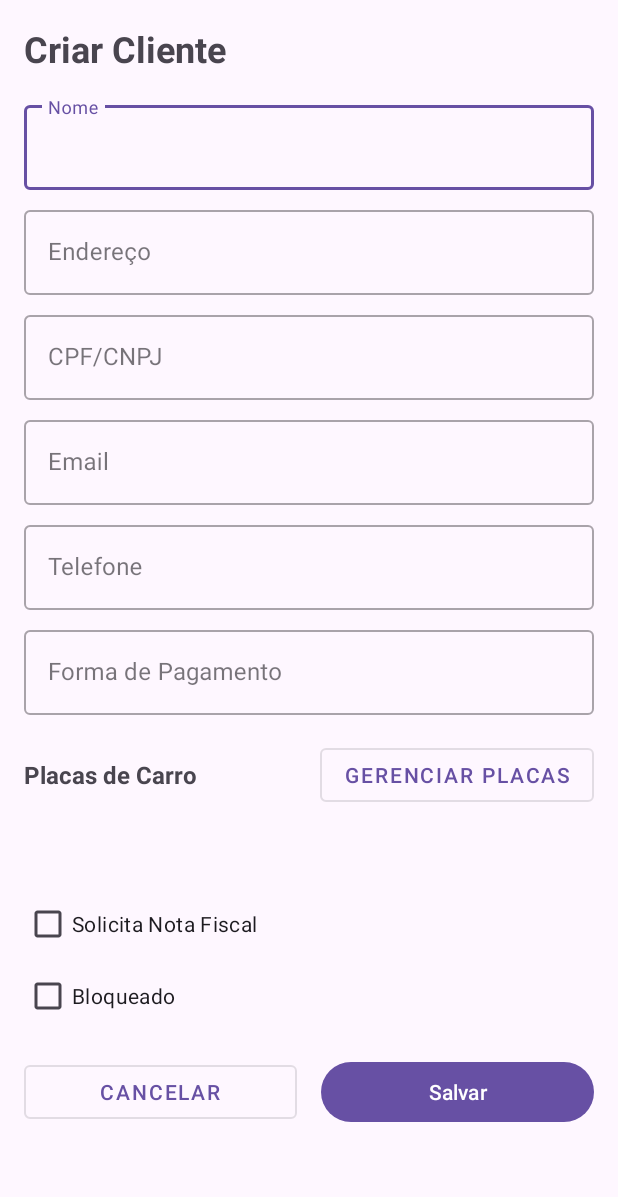
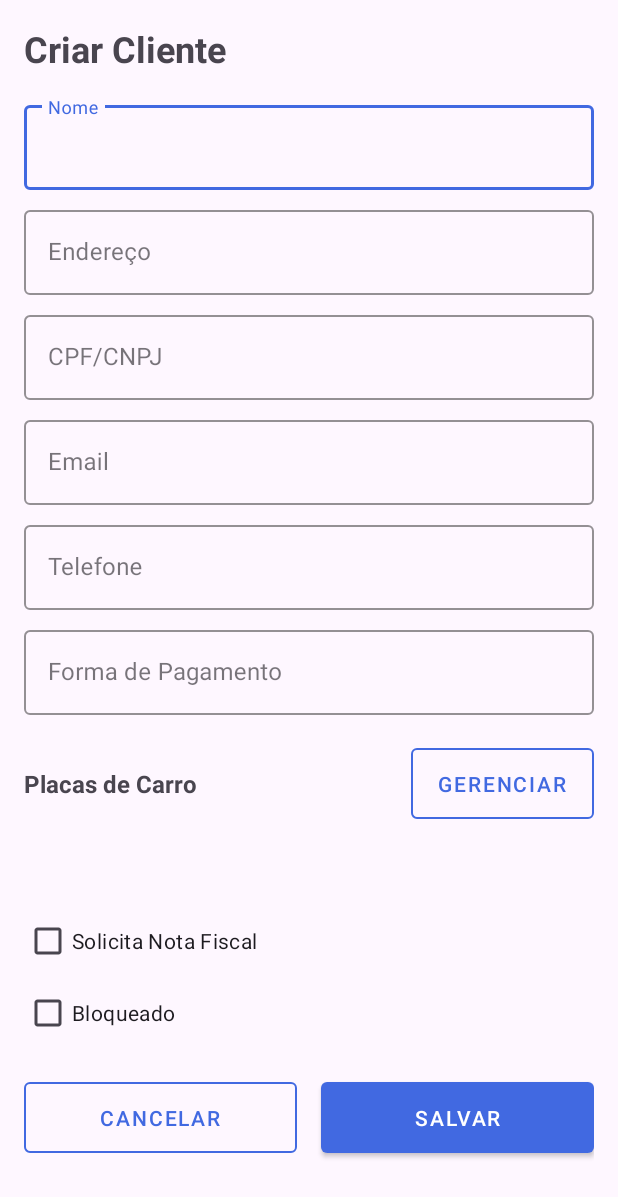
Before and after one commit to GVE14/app-tuba, an Android app: the ClientFormActivity screen opened directly, with no data from a screen before it, on a phone screen of 412 x 824 dp. Shown: the top 1197 px of the screen. Run offline under Robolectric (Android 15) with nearby library versions, the phone set to English and light mode, and no system bars; our stand-ins replace Firebase (no records; nobody signed in at launch, a user with empty details on screens opened directly).

Commit message:
Atualização de Layout

```diff
--- a/app/src/main/java/com/app/tuba/MainActivity.java
+++ b/app/src/main/java/com/app/tuba/MainActivity.java
@@ -16,7 +16,6 @@ public class MainActivity extends AppCompatActivity {
 
     private static final String EXTRA_MODE = "MODE";
     private static final String MODE_CREATE = "CREATE";
-    private static final String MODE_UPDATE = "UPDATE";
 
     private Button createClientButton, searchClientButton, updateClientButton;
 
@@ -33,18 +32,13 @@ public class MainActivity extends AppCompatActivity {
     private void initializeUI() {
         // Componentes da UI
         TextView mainTitleTextView = findViewById(R.id.mainTitleTextView);
-        TextView clientSectionTitleTextView = findViewById(R.id.clientSectionTitleTextView);
         createClientButton = findViewById(R.id.createClientButton);
-        updateClientButton = findViewById(R.id.updateClientButton);
         searchClientButton = findViewById(R.id.searchClientButton);
     }
 
     private void setupButtonListeners() {
         // Botão para criar cliente
         createClientButton.setOnClickListener(v -> navigateToClientForm(MODE_CREATE));
-
-        // Botão para atualizar cliente
-        updateClientButton.setOnClickListener(v -> navigateToClientForm(MODE_UPDATE));
 
         // Botão para buscar cliente
         searchClientButton.setOnClickListener(v -> navigateToClientSearch());
--- a/app/src/main/res/layout/activity_client_details.xml
+++ b/app/src/main/res/layout/activity_client_details.xml
@@ -173,6 +173,7 @@
 
         <Button
             android:id="@+id/editButton"
+            style="@style/PrimaryButton"
             android:layout_width="0dp"
             android:layout_height="wrap_content"
             android:layout_marginEnd="8dp"
@@ -181,10 +182,10 @@
 
         <Button
             android:id="@+id/deleteButton"
-            style="@style/Widget.MaterialComponents.Button.OutlinedButton"
+            style="@style/SecondaryButton"
             android:layout_width="0dp"
             android:layout_height="wrap_content"
-            android:layout_marginStart="8dp"
+            android:layout_marginStart="6dp"
             android:layout_weight="1"
             android:text="@string/client_deleted" />
     </LinearLayout>
--- a/app/src/main/res/layout/activity_client_form.xml
+++ b/app/src/main/res/layout/activity_client_form.xml
@@ -22,7 +22,7 @@
             android:textStyle="bold" />
 
         <com.google.android.material.textfield.TextInputLayout
-            style="@style/Widget.MaterialComponents.TextInputLayout.OutlinedBox"
+            style="@style/TextInputLayout"
             android:layout_width="match_parent"
             android:layout_height="wrap_content"
             android:layout_marginBottom="8dp"
@@ -36,7 +36,7 @@
         </com.google.android.material.textfield.TextInputLayout>
 
         <com.google.android.material.textfield.TextInputLayout
-            style="@style/Widget.MaterialComponents.TextInputLayout.OutlinedBox"
+            style="@style/TextInputLayout"
             android:layout_width="match_parent"
             android:layout_height="wrap_content"
             android:layout_marginBottom="8dp"
@@ -50,7 +50,7 @@
         </com.google.android.material.textfield.TextInputLayout>
 
         <com.google.android.material.textfield.TextInputLayout
-            style="@style/Widget.MaterialComponents.TextInputLayout.OutlinedBox"
+            style="@style/TextInputLayout"
             android:layout_width="match_parent"
             android:layout_height="wrap_content"
             android:layout_marginBottom="8dp"
@@ -64,7 +64,7 @@
         </com.google.android.material.textfield.TextInputLayout>
 
         <com.google.android.material.textfield.TextInputLayout
-            style="@style/Widget.MaterialComponents.TextInputLayout.OutlinedBox"
+            style="@style/TextInputLayout"
             android:layout_width="match_parent"
             android:layout_height="wrap_content"
             android:layout_marginBottom="8dp"
@@ -78,7 +78,7 @@
         </com.google.android.material.textfield.TextInputLayout>
 
         <com.google.android.material.textfield.TextInputLayout
-            style="@style/Widget.MaterialComponents.TextInputLayout.OutlinedBox"
+            style="@style/TextInputLayout"
             android:layout_width="match_parent"
             android:layout_height="wrap_content"
             android:layout_marginBottom="8dp"
@@ -92,7 +92,7 @@
         </com.google.android.material.textfield.TextInputLayout>
 
         <com.google.android.material.textfield.TextInputLayout
-            style="@style/Widget.MaterialComponents.TextInputLayout.OutlinedBox"
+            style="@style/TextInputLayout"
             android:layout_width="match_parent"
             android:layout_height="wrap_content"
             android:layout_marginBottom="16dp"
@@ -123,7 +123,7 @@
 
             <Button
                 android:id="@+id/managePlatesButton"
-                style="@style/Widget.MaterialComponents.Button.OutlinedButton"
+                style="@style/SecondaryButton"
                 android:layout_width="wrap_content"
                 android:layout_height="wrap_content"
                 android:text="@string/manage_car_plates" />
@@ -163,7 +163,7 @@
 
             <Button
                 android:id="@+id/cancelButton"
-                style="@style/Widget.MaterialComponents.Button.OutlinedButton"
+                style="@style/SecondaryButton"
                 android:layout_width="0dp"
                 android:layout_height="wrap_content"
                 android:layout_marginEnd="8dp"
@@ -172,6 +172,7 @@
 
             <Button
                 android:id="@+id/saveButton"
+                style="@style/PrimaryButton"
                 android:layout_width="0dp"
                 android:layout_height="wrap_content"
                 android:layout_marginStart="8dp"
--- a/app/src/main/res/mipmap-anydpi/ic_launcher.xml
+++ /dev/null
@@ -1,6 +0,0 @@
-<?xml version="1.0" encoding="utf-8"?>
-<adaptive-icon xmlns:android="http://schemas.android.com/apk/res/android">
-    <background android:drawable="@drawable/ic_launcher_background" />
-    <foreground android:drawable="@drawable/ic_launcher_foreground" />
-    <monochrome android:drawable="@drawable/ic_launcher_foreground" />
-</adaptive-icon>
--- a/app/src/main/res/mipmap-anydpi/ic_launcher_round.xml
+++ /dev/null
@@ -1,6 +0,0 @@
-<?xml version="1.0" encoding="utf-8"?>
-<adaptive-icon xmlns:android="http://schemas.android.com/apk/res/android">
-    <background android:drawable="@drawable/ic_launcher_background" />
-    <foreground android:drawable="@drawable/ic_launcher_foreground" />
-    <monochrome android:drawable="@drawable/ic_launcher_foreground" />
-</adaptive-icon>
--- a/app/src/main/res/values-night/themes.xml
+++ b/app/src/main/res/values-night/themes.xml
@@ -1,7 +1,8 @@
 <resources xmlns:tools="http://schemas.android.com/tools">
     <!-- Base application theme. -->
     <style name="Base.Theme.Apptuba" parent="Theme.Material3.DayNight.NoActionBar">
-        <!-- Customize your dark theme here. -->
-        <!-- <item name="colorPrimary">@color/my_dark_primary</item> -->
+
+        <item name="colorPrimary">#4169E1</item>
+
     </style>
 </resources>
--- /dev/null
+++ b/app/src/main/res/values/styles.xml
@@ -0,0 +1,41 @@
+<?xml version="1.0" encoding="utf-8"?>
+<resources>
+    <style name="PrimaryButton" parent="Widget.MaterialComponents.Button">
+        <item name="android:layout_width">match_parent</item>
+        <item name="android:layout_height">68dp</item>
+
+        <item name="android:paddingLeft">18dp</item>
+        <item name="android:paddingRight">18dp</item>
+        <item name="android:paddingTop">14dp</item>
+        <item name="android:paddingBottom">14dp</item>
+
+        <item name="android:textSize">14sp</item>
+        <item name="backgroundTint">#4169E1</item>
+        <item name="android:textColor">@android:color/white</item>
+    </style>
+
+    <style name="SecondaryButton" parent="Widget.MaterialComponents.Button.OutlinedButton">
+        <item name="strokeColor">#4169E1</item>
+        <item name="strokeWidth">1dp</item>
+        <item name="android:textColor">#4169E1</item>
+        <item name="rippleColor">#334169E1</item>
+
+        <item name="android:layout_width">match_parent</item>
+        <item name="android:layout_height">68dp</item>
+
+        <item name="android:paddingLeft">18dp</item>
+        <item name="android:paddingRight">18dp</item>
+        <item name="android:paddingTop">14dp</item>
+        <item name="android:paddingBottom">14dp</item>
+
+        <item name="android:textSize">14sp</item>
+    </style>
+
+    <style name="TextInputLayout" parent="Widget.MaterialComponents.TextInputLayout.OutlinedBox">
+
+        <item name="boxStrokeColor">#4169E1</item>
+        <item name="hintTextColor">#4169E1</item>
+
+    </style>
+
+</resources>
--- a/app/src/main/res/values/themes.xml
+++ b/app/src/main/res/values/themes.xml
@@ -1,8 +1,9 @@
 <resources xmlns:tools="http://schemas.android.com/tools">
     <!-- Base application theme. -->
     <style name="Base.Theme.Apptuba" parent="Theme.Material3.DayNight.NoActionBar">
-        <!-- Customize your light theme here. -->
-        <!-- <item name="colorPrimary">@color/my_light_primary</item> -->
+
+        <item name="colorPrimary">#4169E1</item>
+
     </style>
 
     <style name="Theme.Apptuba" parent="Base.Theme.Apptuba" />
```
Also changed, not shown: app/src/main/res/layout/activity_client_search.xml (+60 -29 lines), app/src/main/res/layout/activity_main.xml (+12 -35 lines), app/src/main/res/layout/dialog_car_plates.xml (+7 -3 lines), app/src/main/res/layout/dialog_client_selection.xml (deleted, +0 -36 lines), app/src/main/res/layout/item_car_plate.xml (deleted, +0 -32 lines), app/src/main/res/layout/item_car_plate_dialog.xml (+28 -12 lines), app/src/main/res/values/strings.xml (+5 -5 lines).
